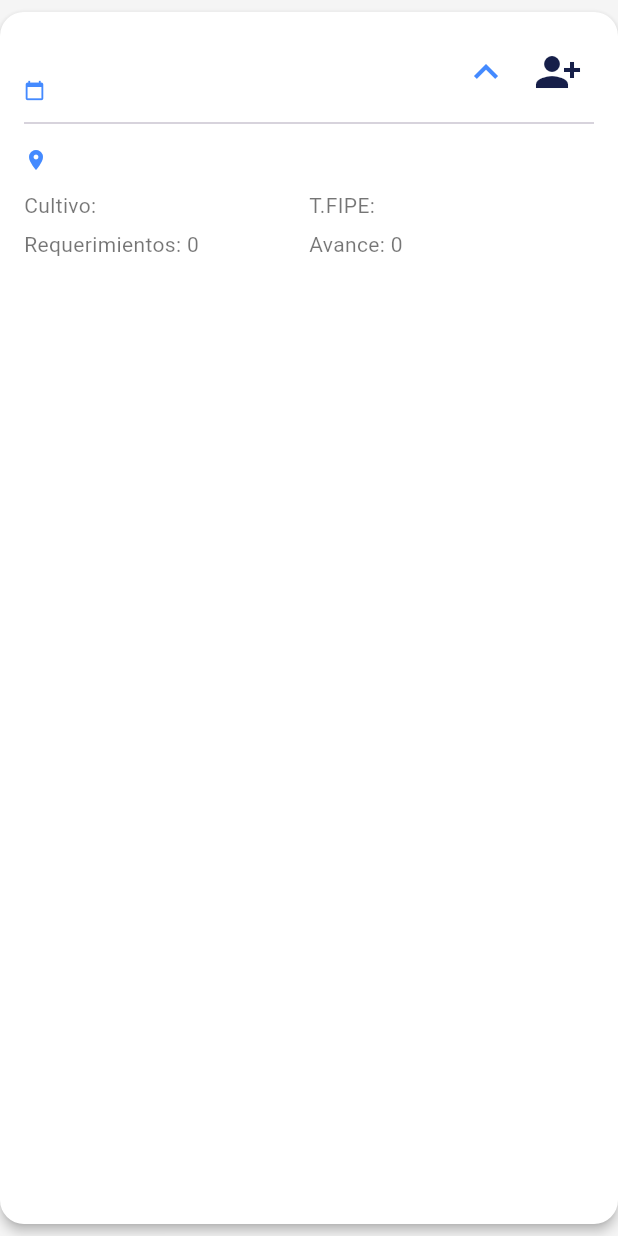
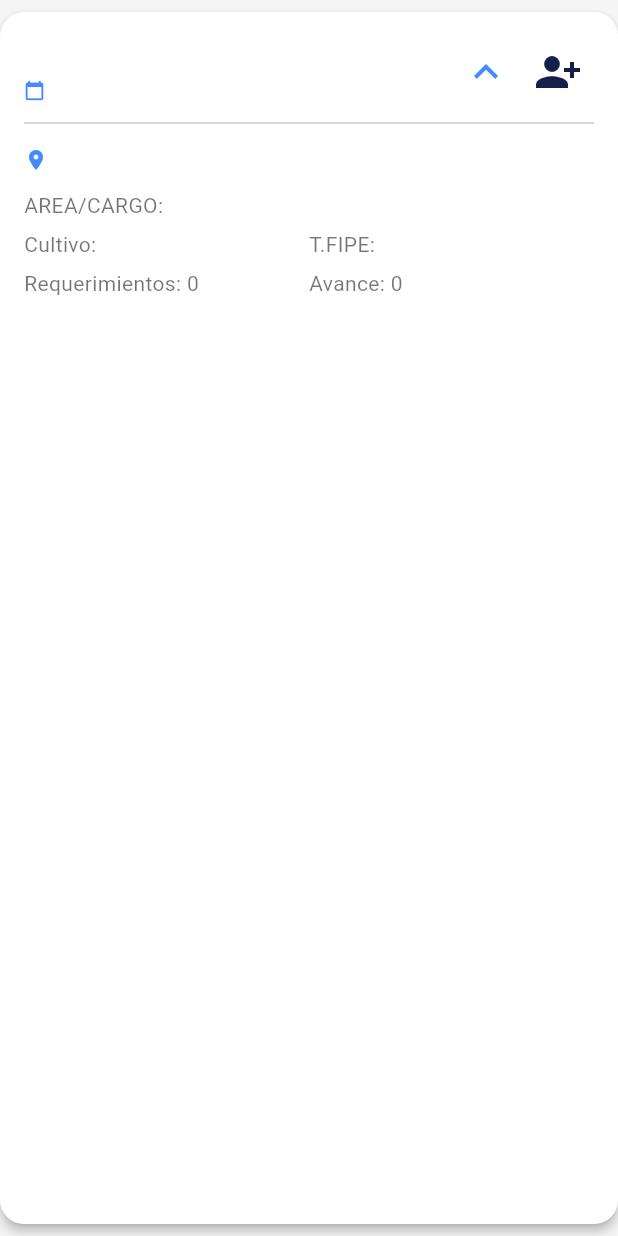
Before and after one commit to FabrizioOMG7/YoContrato, a Flutter app: the EventCard widget shown alone on an empty page, opened directly with empty values, after a tap on the "expand more" icon, on a phone screen of 412 x 824 dp. Run offline on Flutter 3.47's test engine with Material 3 defaults, Android fonts, the phone set to English and light mode, and no system bars; our stand-ins replace bloc, equatable, flutter_bloc, google_fonts.

Commit message:
Area/Cargo en el event card
Area/cargo detalle del card agregado

```diff
--- a/lib/presentation/widgets/event/event_card.dart
+++ b/lib/presentation/widgets/event/event_card.dart
@@ -118,6 +118,17 @@ class _EventCardState extends State<EventCard> {
                       children: [
                         Expanded(
                           child: Text(
+                            'AREA/CARGO: ${widget.event.areaCargo}',
+                            style: TextStyle(color: secondaryColor),
+                          ),
+                        ),
+                      ],
+                    ),
+                    const SizedBox(height: 6),
+                    Row(
+                      children: [
+                        Expanded(
+                          child: Text(
                             'Cultivo: ${widget.event.cultivo}',
                             style: TextStyle(color: secondaryColor),
                           ),
```
Also changed, not shown: lib/domain/usecases/login_user.dart (line endings or trailing spaces).
